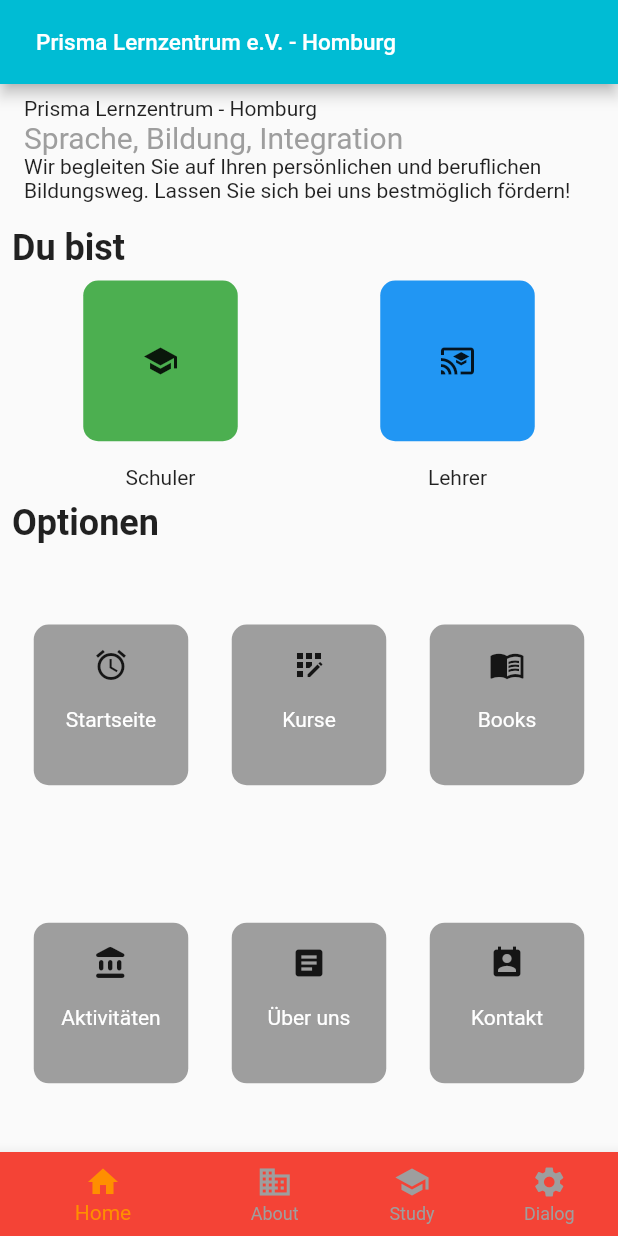
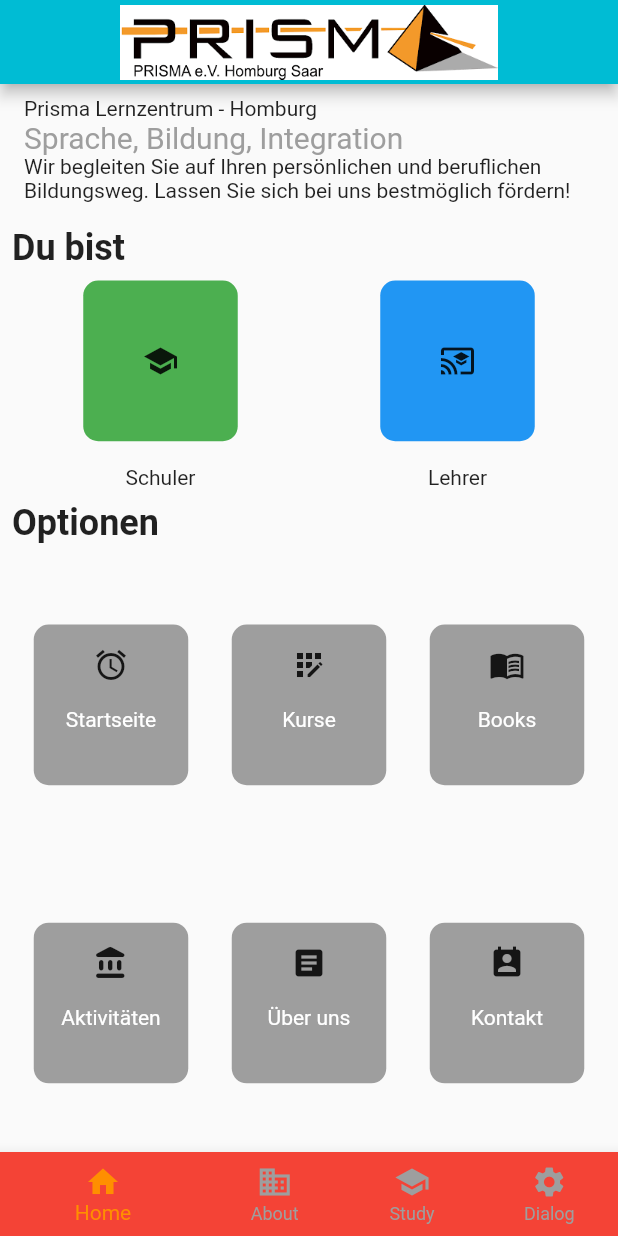
Before and after one commit to emircaglar/campus, a Flutter app: the screen it shows after launch, on a phone screen of 412 x 824 dp. Run offline on Flutter 3.47's test engine with Material 2 defaults, Android fonts, the phone set to English and light mode, and no system bars.

Commit message:
prisma aboutcontainer weiter

```diff
--- a/lib/home.dart
+++ b/lib/home.dart
@@ -1,6 +1,6 @@
 import 'package:flutter/cupertino.dart';
 import 'package:flutter/material.dart';
-import 'package:untitled1/study.dart';
+import 'package:untitled1/kursen.dart';
 
 import 'books.dart';
 
@@ -17,10 +17,14 @@
 
          title: Padding(
            padding: const EdgeInsets.all(8.0),
-           child: Container(child: Text("Prisma Lernzentrum e.V. - Homburg",style: TextStyle(fontSize: 15),)),
+           child: Center(
+             child: Container(child: Image.asset("images/prisma1.png",height: 50,),
+             ),
+           ),
+           ),
          ),
 
-      ),
+
       body: Padding(
         padding: const EdgeInsets.symmetric(horizontal: 8),
         child: Column(
@@ -111,7 +115,7 @@
                         navigate: () {
                       Navigator.push(
                       context,
-                      MaterialPageRoute(builder: (context) => Study()),
+                      MaterialPageRoute(builder: (context) => Kursen()),
                       );
                       }
                         ,
--- a/lib/study.dart
+++ b/lib/kursen.dart
@@ -2,8 +2,8 @@
 
 import 'home.dart';
 
-class Study extends StatelessWidget {
-  const Study({Key? key}) : super(key: key);
+class Kursen extends StatelessWidget {
+  const Kursen({Key? key}) : super(key: key);
 
   @override
   Widget build(BuildContext context) {
--- a/lib/main.dart
+++ b/lib/main.dart
@@ -5,7 +5,7 @@
 import 'package:untitled1/progress.dart';
 import 'package:untitled1/providers/navigator.dart';
 import 'package:untitled1/settings.dart';
-import 'package:untitled1/study.dart';
+import 'package:untitled1/kursen.dart';
 import 'package:untitled1/public.dart';
 
 import 'about.dart';
@@ -39,7 +39,7 @@
 class MainPage extends StatelessWidget {
 //const HomePage({Key? key}) : super(key: key);
   final PageController _pageController = PageController(initialPage: 0);
-  List<Widget> homePages = [Home(), About(), Study(), Public(), Settings()];
+  List<Widget> homePages = [Home(), About(), Kursen(), Public(), Settings()];
 
 //homePages[context.watch()<NavigatorProvider>().currontIndex]
   @override
@@ -68,7 +68,7 @@
               onPageChanged: (index) {
                 context.read<NavigatorProvider>().currontIndex = index;
               },
-              children: [Home(), About(), Study(), Progress()],
+              children: [Home(), About(), Kursen(), Progress()],
             ),
           ),
         ],
```
Also changed, not shown: images/prisma1.png (added).
